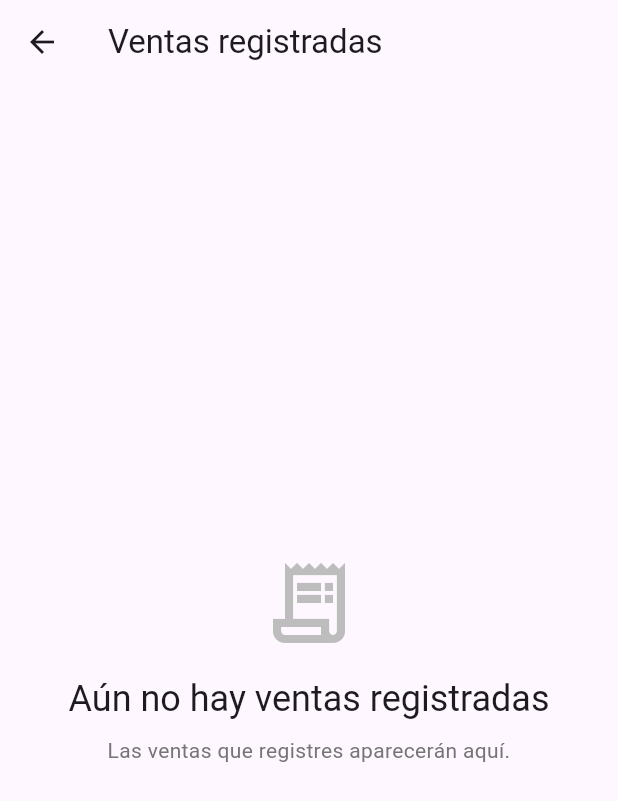
After one commit to MoyseSac/pdm2026d-equipo-01-cabal, a Flutter app: the CatalogoScreen screen opened by its route, after a tap on the "receipt long" icon, on a phone screen of 412 x 824 dp. The commit adds this screen. Shown: the top 801 px of the screen. Run offline on Flutter 3.47's test engine with Material 3 defaults, Android fonts, the phone set to English and light mode, and no system bars; our stand-ins replace flutter_riverpod, sqflite, sqflite_common_ffi; accounts and stored records are empty.

Commit message:
feat: agregar consulta básica de ventas registradas
Agrega VentaService.obtenerVentas, ventasRegistradasProvider y las pantallas de ventas registradas (más reciente primero, con estado vacío) y detalle de venta, accesibles desde el catálogo. Incluye pruebas y la evidencia de la prueba manual.

```diff
--- a/app_cabal/lib/app.dart
+++ b/app_cabal/lib/app.dart
@@ -7,6 +7,8 @@ import 'screens/agregar_producto_screen.dart';
 import 'screens/registrar_venta_screen.dart';
 import 'screens/confirmacion_venta_screen.dart';
 import 'screens/cierre_dia_screen.dart';
+import 'screens/ventas_registradas_screen.dart';
+import 'screens/detalle_venta_screen.dart';
 
 /// Configuracion principal de la app: tema, pantalla inicial y rutas.
 /// El mapa de rutas vive aqui (no en constants/) porque necesita conocer
@@ -30,6 +32,9 @@ class CabalApp extends StatelessWidget {
         AppRoutes.confirmacionVenta: (context) =>
             const ConfirmacionVentaScreen(),
         AppRoutes.cierreDia: (context) => const CierreDiaScreen(),
+        AppRoutes.ventasRegistradas: (context) =>
+            const VentasRegistradasScreen(),
+        AppRoutes.detalleVenta: (context) => const DetalleVentaScreen(),
       },
       // No se necesita configuracion extra para el boton de retroceso:
       // Navigator maneja el stack automaticamente y el sistema (Android)
--- a/app_cabal/lib/constants/app_routes.dart
+++ b/app_cabal/lib/constants/app_routes.dart
@@ -11,4 +11,6 @@ class AppRoutes {
   static const String registrarVenta = '/registrar-venta';
   static const String confirmacionVenta = '/confirmacion-venta';
   static const String cierreDia = '/cierre-dia';
+  static const String ventasRegistradas = '/ventas-registradas';
+  static const String detalleVenta = '/detalle-venta';
 }
--- /dev/null
+++ b/app_cabal/lib/providers/ventas_registradas_provider.dart
@@ -0,0 +1,11 @@
+import 'package:flutter_riverpod/flutter_riverpod.dart';
+
+import '../models/venta.dart';
+import 'venta_provider.dart';
+
+/// Ventas guardadas en SQLite, de la mas reciente a la mas antigua. Se
+/// vuelve a leer cada vez que se abre la pantalla de ventas registradas.
+final ventasRegistradasProvider =
+    FutureProvider.autoDispose<List<Venta>>((ref) {
+  return ref.watch(ventaServiceProvider).obtenerVentas();
+});
--- a/app_cabal/lib/screens/catalogo_screen.dart
+++ b/app_cabal/lib/screens/catalogo_screen.dart
@@ -12,7 +12,17 @@ class CatalogoScreen extends ConsumerWidget {
     final productos = ref.watch(productoProvider);
 
     return Scaffold(
-      appBar: AppBar(title: const Text('Catálogo')),
+      appBar: AppBar(
+        title: const Text('Catálogo'),
+        actions: [
+          IconButton(
+            tooltip: 'Ventas registradas',
+            icon: const Icon(Icons.receipt_long),
+            onPressed: () =>
+                Navigator.of(context).pushNamed(AppRoutes.ventasRegistradas),
+          ),
+        ],
+      ),
       body: productos.isEmpty
         ? CatalogoVacioWidget(
             onAgregarProducto: () =>
--- /dev/null
+++ b/app_cabal/lib/screens/ventas_registradas_screen.dart
@@ -0,0 +1,114 @@
+import 'package:flutter/material.dart';
+import 'package:flutter_riverpod/flutter_riverpod.dart';
+
+import '../constants/app_routes.dart';
+import '../providers/venta_provider.dart';
+import '../providers/ventas_registradas_provider.dart';
+import '../utils/fecha.dart';
+import '../utils/moneda.dart';
+
+/// Lista de las ventas guardadas, de la mas reciente a la mas antigua.
+/// Tocar una venta abre su detalle.
+class VentasRegistradasScreen extends ConsumerWidget {
+  const VentasRegistradasScreen({super.key});
+
+  @override
+  Widget build(BuildContext context, WidgetRef ref) {
+    final ventas = ref.watch(ventasRegistradasProvider);
+
+    return Scaffold(
+      appBar: AppBar(title: const Text('Ventas registradas')),
+      body: ventas.when(
+        loading: () => const Center(child: CircularProgressIndicator()),
+        error: (error, _) => Center(
+          child: Padding(
+            padding: const EdgeInsets.all(24),
+            child: Column(
+              mainAxisSize: MainAxisSize.min,
+              children: [
+                const Text(
+                  'No se pudieron cargar las ventas.',
+                  textAlign: TextAlign.center,
+                ),
+                const SizedBox(height: 16),
+                OutlinedButton(
+                  onPressed: () => ref.invalidate(ventasRegistradasProvider),
+                  child: const Text('Reintentar'),
+                ),
+              ],
+            ),
+          ),
+        ),
+        data: (lista) {
+          if (lista.isEmpty) {
+            return const _SinVentas();
+          }
+
+          return ListView.separated(
+            itemCount: lista.length,
+            separatorBuilder: (_, _) => const Divider(height: 1),
+            itemBuilder: (context, index) {
+              final venta = lista[index];
+              final productos = venta.detalles.length;
+
+              return ListTile(
+                title: Text(formatearFechaHora(venta.fechaHora)),
+                subtitle: Text(
+                  productos == 1 ? '1 producto' : '$productos productos',
+                ),
+                trailing: Text(
+                  formatearQuetzales(totalDe(venta.detalles)),
+                  style: const TextStyle(
+                    fontSize: 16,
+                    fontWeight: FontWeight.bold,
+                  ),
+                ),
+                onTap: () => Navigator.of(context).pushNamed(
+                  AppRoutes.detalleVenta,
+                  arguments: venta,
+                ),
+              );
+            },
+          );
+        },
+      ),
+    );
+  }
+}
+
+class _SinVentas extends StatelessWidget {
+  const _SinVentas();
+
+  @override
+  Widget build(BuildContext context) {
+    return Center(
+      child: Padding(
+        padding: const EdgeInsets.all(24),
+        child: Column(
+          mainAxisSize: MainAxisSize.min,
+          children: [
+            Icon(
+              Icons.receipt_long_outlined,
+              size: 64,
+              color: Colors.grey[400],
+            ),
+            const SizedBox(height: 16),
+            Text(
+              'Aún no hay ventas registradas',
+              style: Theme.of(context).textTheme.headlineSmall,
+              textAlign: TextAlign.center,
+            ),
+            const SizedBox(height: 8),
+            Text(
+              'Las ventas que registres aparecerán aquí.',
+              style: Theme.of(context).textTheme.bodyMedium?.copyWith(
+                    color: Colors.grey[600],
+                  ),
+              textAlign: TextAlign.center,
+            ),
+          ],
+        ),
+      ),
+    );
+  }
+}
--- a/app_cabal/lib/services/venta_service.dart
+++ b/app_cabal/lib/services/venta_service.dart
@@ -37,6 +37,58 @@ class VentaService {
         );
       }
     });
+  }
+
+  /// Devuelve todas las ventas guardadas, de la mas reciente a la mas
+  /// antigua, cada una con sus detalles (producto, cantidad y precio al
+  /// momento de la venta).
+  Future<List<Venta>> obtenerVentas() async {
+    final db = await _databaseService.database;
+
+    final filasVenta = await db.query(
+      'venta',
+      orderBy: 'fecha_hora DESC, id DESC',
+    );
+
+    if (filasVenta.isEmpty) {
+      return [];
+    }
+
+    final filasDetalle = await db.rawQuery('''
+      SELECT d.venta_id, d.cantidad, d.precio_al_momento,
+             p.id AS producto_id, p.nombre, p.precio
+      FROM detalle_venta d
+      JOIN producto p ON p.id = d.producto_id
+      ORDER BY p.nombre ASC
+    ''');
+
+    final detallesPorVenta = <String, List<DetalleVenta>>{};
+
+    for (final fila in filasDetalle) {
+      detallesPorVenta
+          .putIfAbsent(fila['venta_id'] as String, () => [])
+          .add(
+            DetalleVenta(
+              producto: Producto(
+                id: fila['producto_id'] as String,
+                nombre: fila['nombre'] as String,
+                precio: (fila['precio'] as num).toDouble(),
+              ),
+              cantidad: fila['cantidad'] as int,
+              precioAlMomento: (fila['precio_al_momento'] as num).toDouble(),
+            ),
+          );
+    }
+
+    return filasVenta.map((fila) {
+      final id = fila['id'] as String;
+
+      return Venta(
+        id: id,
+        fechaHora: DateTime.parse(fila['fecha_hora'] as String),
+        detalles: detallesPorVenta[id] ?? [],
+      );
+    }).toList();
   }
 
   Future<Venta?> obtenerVenta(String id) async {
```
Also changed, not shown: app_cabal/lib/screens/detalle_venta_screen.dart (added, +82 -0 lines), app_cabal/lib/utils/fecha.dart (added, +8 -0 lines), docs/evidencia-consulta-ventas/05-base-de-datos.txt (added, +10 -0 lines), docs/evidencia-consulta-ventas/01-sin-ventas.png (added), docs/evidencia-consulta-ventas/02-lista-ventas.png (added), docs/evidencia-consulta-ventas/03-detalle-venta.png (added), docs/evidencia-consulta-ventas/04-lista-tras-reiniciar.png (added), 3 other files.
